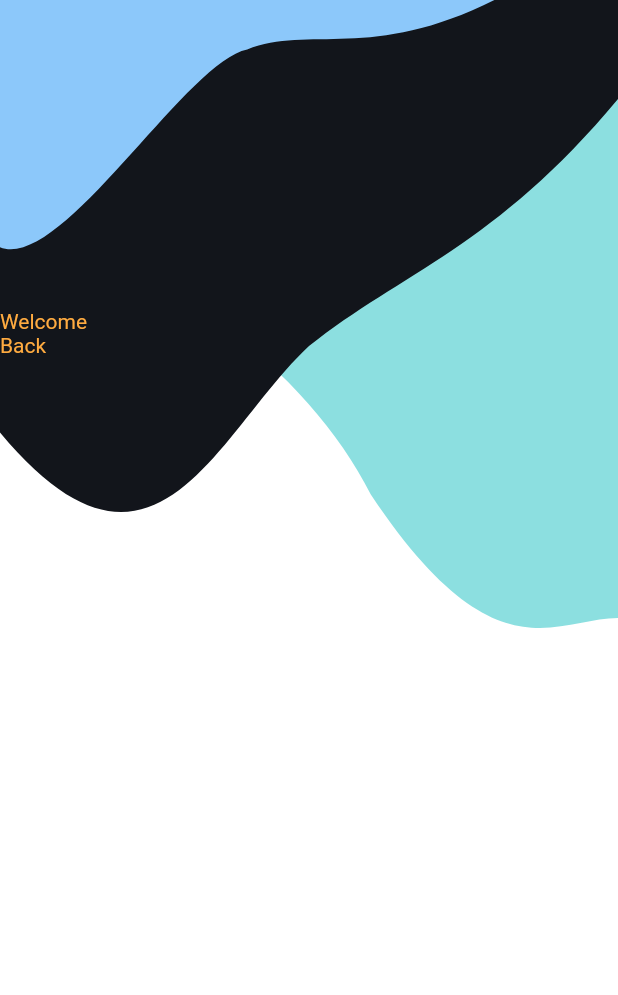
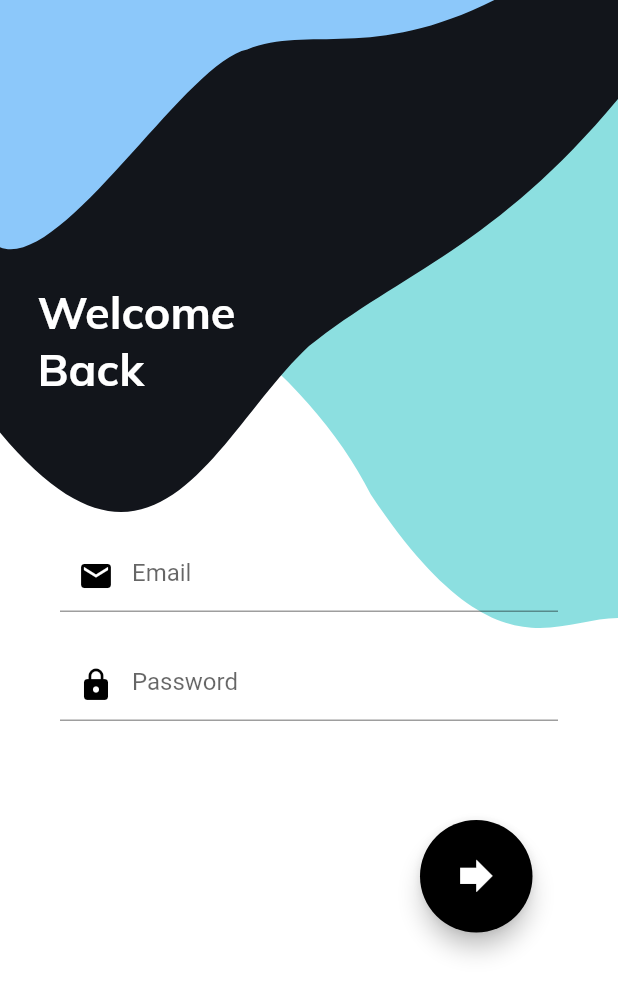
Before and after one commit to AbdennourBenantar/Mimer, a Flutter app: the screen it shows after launch, on a phone screen of 412 x 824 dp. Shown: the top 995 px of the screen. Run offline on Flutter 3.47's test engine with Material 2 defaults, Android fonts, the phone set to English and light mode, and no system bars; our stand-ins replace google_fonts; Roboto replaces fonts that are missing (Trebuchet).

Commit message:
Finished the login page

```diff
--- a/lib/homePage.dart
+++ b/lib/homePage.dart
@@ -1,4 +1,4 @@
-
+import 'package:google_fonts/google_fonts.dart';
 import 'package:flutter/material.dart';
 
 class HomePage extends StatefulWidget {
@@ -7,6 +7,14 @@ class HomePage extends StatefulWidget {
 }
 
 class _HomePageState extends State<HomePage> {
+  final _formKey=GlobalKey<FormState>();
+  final Map<String,dynamic> loginFormData= {'email':null,'password':null};
+  final focusPassword =FocusNode();
+  @override
+  void initState() {
+    super.initState();
+  }
+
   @override
   Widget build(BuildContext context) {
     return new Scaffold(
@@ -16,13 +24,116 @@ class _HomePageState extends State<HomePage> {
               painter: BgPainter(),
               child: new Container(),
           ),
-          new Column(
-            crossAxisAlignment: CrossAxisAlignment.end,
-            verticalDirection: VerticalDirection.down,
-            children: <Widget>[
-              new SizedBox(height: MediaQuery.of(context).size.height*0.25,),
-              new Text("Welcome\nBack",textAlign: TextAlign.left,style: TextStyle(fontFamily:"Trebuchet",color: Colors.orangeAccent),),
-            ],
+          Padding(
+            padding: const EdgeInsets.fromLTRB(0,0,230,0),
+            child: Center(
+              child: new Column(
+                children: <Widget>[
+                  new SizedBox(height: MediaQuery.of(context).size.height*0.23,),
+                  new Text("Welcome\nBack",textAlign: TextAlign.left,style: GoogleFonts.muli(fontSize: 30,color: Colors.white,fontWeight: FontWeight.bold),),
+                ],
+              ),
+            ),
+          ),
+          Padding(
+            padding: const EdgeInsets.fromLTRB(40,360,40,0),
+            child: Form(
+              key:_formKey ,
+              child: SingleChildScrollView(
+                reverse: true,
+                child: Column(
+                  children: <Widget>[
+                    Row(
+                      children: <Widget>[
+                        Flexible(
+                          child: new TextFormField(keyboardType: TextInputType.emailAddress,
+                          textInputAction: TextInputAction.next,
+                          onFieldSubmitted: (v){
+                            FocusScope.of(context).requestFocus(focusPassword);
+                          },
+                          onSaved: (String value){
+                            loginFormData['email']=value;
+                          },
+                          decoration: InputDecoration(
+                            hintText: 'Email',
+                            prefixIcon: Icon(Icons.email,color: Colors.black,),
+                              ),
+                            validator: (String value){
+                              if(!RegExp(
+                                  r"[a-z0-9!#$%&'*+/=?^_`{|}~-]+(?:\.[a-z0-9!#$%&'*+/=?^_`{|}~-]+)*@(?:[a-z0-9](?:[a-z0-9-]*[a-z0-9])?\.)+[a-z0-9](?:[a-z0-9-]*[a-z0-9])?")
+                                  .hasMatch(value)){
+                                return 'this is not a valid email';
+                              }else{return "";}
+                            },
+                          ),
+                        ),
+                      ],
+                    ),
+                    SizedBox(
+                      height: MediaQuery.of(context).size.height*0.03,
+                    ),
+                    Row(
+                      children: <Widget>[
+                        Flexible(
+                          child: new TextFormField(obscureText: true,
+                            focusNode: focusPassword,
+                            onFieldSubmitted: (v){
+                              if(_formKey.currentState.validate())
+                              {
+                                _formKey.currentState.save();
+                              }
+                            },
+                            onSaved: (String value){
+                            loginFormData['password']=value;
+                            },
+                            decoration: InputDecoration(
+                              hintText: 'Password',
+                              prefixIcon: Icon(Icons.lock,color: Colors.black,),
+                            ),
+                            validator: (String value){
+                              if(value.trim().isEmpty)
+                                {
+                                  return 'Password is required';
+                                }
+                              else{
+                                return "";
+                              }
+                            },
+                          ),
+                        ),
+                      ],
+                    ),
+                    SizedBox(
+                      height: MediaQuery.of(context).size.height*0.08,
+                    ),
+                    Row(children: <Widget>[
+                      Padding(
+                        padding: const EdgeInsets.only(left: 240),
+                        child: Container(
+                          height: 75,
+                          width: 75,
+                          margin: EdgeInsets.only(bottom: 25),
+                          child: FittedBox(
+                            child: FloatingActionButton(
+                              splashColor: Color.fromRGBO(140,223,224,1.0),
+                              onPressed: (){
+                                if(_formKey.currentState.validate())
+                                  {
+                                    _formKey.currentState.save();
+                                  }
+                              },
+                              child: Icon(Icons.forward),
+                              backgroundColor: Colors.black,
+                            ),
+                          ),
+                        ),
+                      ),
+                    ],
+                    )
+                  ],
+                ),
+              ),
+            ),
           )
         ],
       )
--- a/lib/splashScreen.dart
+++ b/lib/splashScreen.dart
@@ -38,7 +38,7 @@ class _SplashScreenState extends State<SplashScreenPage> with SingleTickerProvid
   @override
   Widget build(BuildContext context) {
     return new Scaffold(
-      backgroundColor: Color.fromRGBO(140,223,224,2.0),
+      backgroundColor: Color.fromRGBO(140,223,224,1.0),
       body: new Center(
         child: ScaleTransition(
           scale: animation,
--- a/pubspec.yaml
+++ b/pubspec.yaml
@@ -23,6 +23,7 @@ dependencies:
   # The following adds the Cupertino Icons font to your application.
   # Use with the CupertinoIcons class for iOS style icons.
   cupertino_icons: ^0.1.2
+  google_fonts: ^0.3.9
 
 dev_dependencies:
   flutter_test:
```
Also changed, not shown: pubspec.lock.
